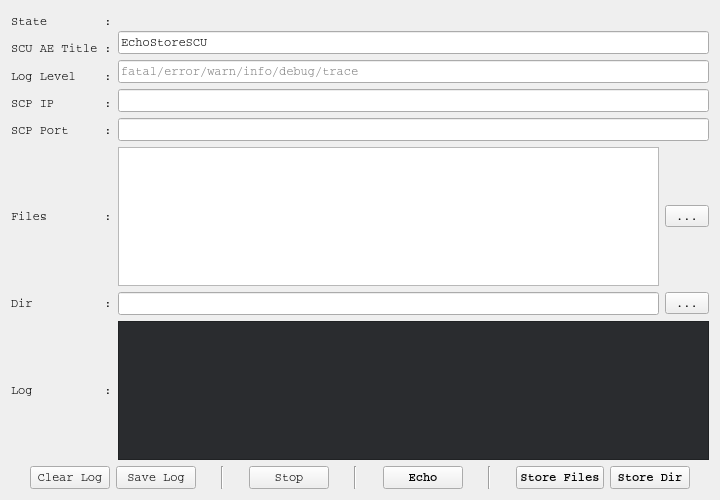
Before: the Qt Designer form DcmNetTools/EchoStoreSCU.ui in shaoguangwu/DcmNetTools, drawn with Qt 5.
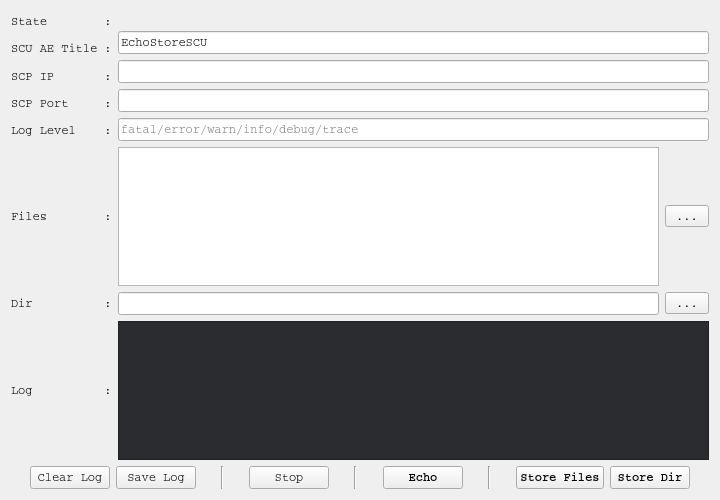
After: the same form once the commit is applied.

What changed in the file:
```diff
--- a/DcmNetTools/EchoStoreSCU.ui
+++ b/DcmNetTools/EchoStoreSCU.ui
@@ -44,13 +44,6 @@
          </property>
         </widget>
        </item>
-       <item>
-        <widget class="QLabel" name="label_8">
-         <property name="text">
-          <string>Log Level    :</string>
-         </property>
-        </widget>
-       </item>
        <item>
         <widget class="QLabel" name="label_2">
          <property name="font">
@@ -79,6 +72,13 @@
          </property>
         </widget>
        </item>
+       <item>
+        <widget class="QLabel" name="label_8">
+         <property name="text">
+          <string>Log Level    :</string>
+         </property>
+        </widget>
+       </item>
       </layout>
      </item>
      <item row="0" column="1">
@@ -97,6 +97,12 @@
          </property>
         </widget>
        </item>
+       <item>
+        <widget class="QLineEdit" name="lineEditIP"/>
+       </item>
+       <item>
+        <widget class="QLineEdit" name="lineEditPort"/>
+       </item>
        <item>
         <widget class="QLineEdit" name="lineEditLogLevel">
          <property name="placeholderText">
@@ -104,12 +110,6 @@
          </property>
         </widget>
        </item>
-       <item>
-        <widget class="QLineEdit" name="lineEditIP"/>
-       </item>
-       <item>
-        <widget class="QLineEdit" name="lineEditPort"/>
-       </item>
       </layout>
      </item>
     </layout>
```
